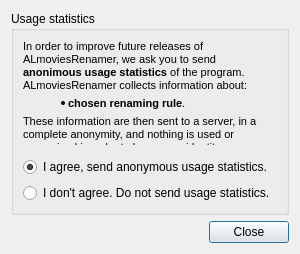
Qt form src/settings_dialog.ui (albemala/almoviesrenamer) before a commit.
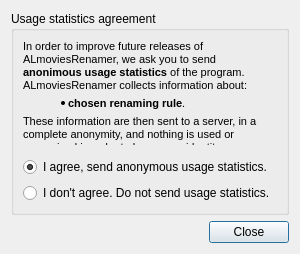
The same form after that commit. Icons and pictures are not drawn.

Commit message: completed settings dialog added stats agreement dialog

Diff of the .ui file:
```diff
--- a/src/settings_dialog.ui
+++ b/src/settings_dialog.ui
@@ -21,7 +21,7 @@
    <item>
     <widget class="QGroupBox" name="groupBox">
      <property name="title">
-      <string>Usage statistics</string>
+      <string>Usage statistics agreement</string>
      </property>
      <layout class="QVBoxLayout" name="verticalLayout_2">
       <item>
```
Left out of the diff: 13 changed lines with no effect on the pictures. The commit also changes 4 other files.
